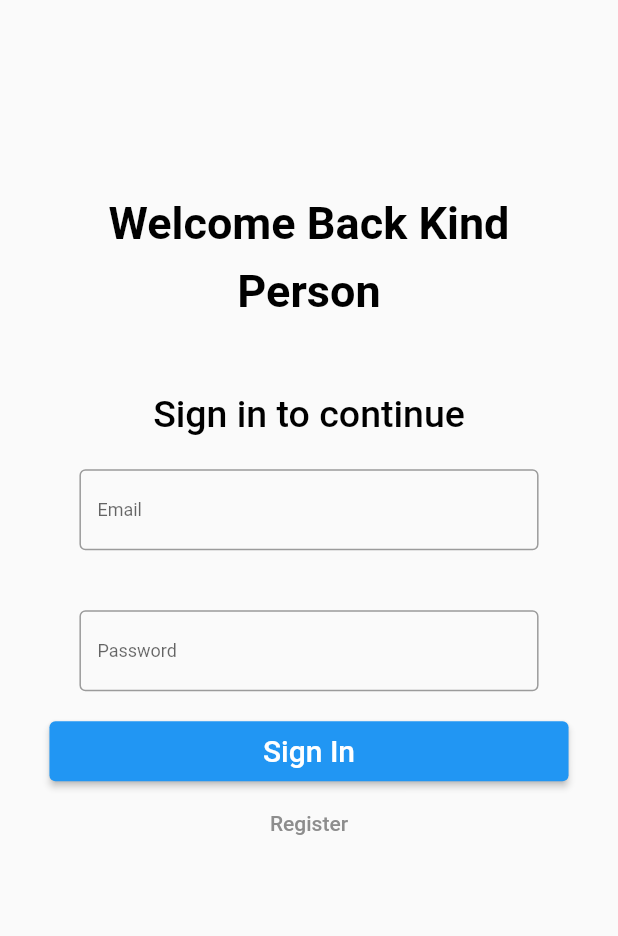
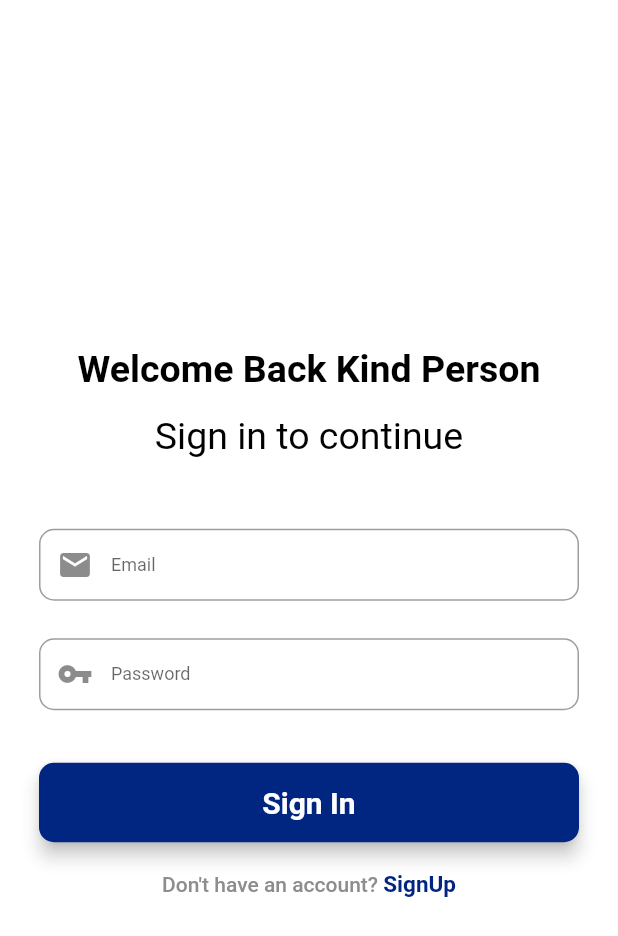
Before and after one commit to therajtiwari/BKind, a Flutter app: the Login screen opened directly, on a phone screen of 412 x 824 dp. Shown: the top 936 px of the screen. Run offline on Flutter 3.47's test engine with Material 2 defaults, Android fonts, the phone set to English and light mode, and no system bars.

Commit message:
Login page ui done

```diff
--- a/lib/main.dart
+++ b/lib/main.dart
@@ -1,5 +1,6 @@
 import 'dart:ui' as ui;
 
+import 'package:bkind/screens/login.dart';
 import 'package:bkind/screens/profile.dart';
 import 'package:bkind/screens/register.dart';
 import 'package:bkind/screens/settings.dart';
@@ -27,92 +28,7 @@ class MyApp extends StatelessWidget {
         // accentColor: colorDarkBlues,
         textTheme: screenWidth < 500 ? textThemeSmall : textThemeDefault,
       ),
-      home: const Profile(),
+      home: const Login(),
     );
   }
 }
-
-// class MyHomePage extends StatefulWidget {
-//   const MyHomePage({Key? key, required this.title}) : super(key: key);
-
-//   // This widget is the home page of your application. It is stateful, meaning
-//   // that it has a State object (defined below) that contains fields that affect
-//   // how it looks.
-
-//   // This class is the configuration for the state. It holds the values (in this
-//   // case the title) provided by the parent (in this case the App widget) and
-//   // used by the build method of the State. Fields in a Widget subclass are
-//   // always marked "final".
-
-//   final String title;
-
-//   @override
-//   State<MyHomePage> createState() => _MyHomePageState();
-// }
-
-// class _MyHomePageState extends State<MyHomePage> {
-//   int _counter = 0;
-
-//   void _incrementCounter() {
-//     setState(() {
-//       // This call to setState tells the Flutter framework that something has
-//       // changed in this State, which causes it to rerun the build method below
-//       // so that the display can reflect the updated values. If we changed
-//       // _counter without calling setState(), then the build method would not be
-//       // called again, and so nothing would appear to happen.
-//       _counter++;
-//     });
-//   }
-
-//   @override
-//   Widget build(BuildContext context) {
-//     // This method is rerun every time setState is called, for instance as done
-//     // by the _incrementCounter method above.
-//     //
-//     // The Flutter framework has been optimized to make rerunning build methods
-//     // fast, so that you can just rebuild anything that needs updating rather
-//     // than having to individually change instances of widgets.
-//     return Scaffold(
-//       appBar: AppBar(
-//         // Here we take the value from the MyHomePage object that was created by
-//         // the App.build method, and use it to set our appbar title.
-//         title: Text(widget.title),
-//       ),
-//       body: Center(
-//         // Center is a layout widget. It takes a single child and positions it
-//         // in the middle of the parent.
-//         child: Column(
-//           // Column is also a layout widget. It takes a list of children and
-//           // arranges them vertically. By default, it sizes itself to fit its
-//           // children horizontally, and tries to be as tall as its parent.
-//           //
-//           // Invoke "debug painting" (press "p" in the console, choose the
-//           // "Toggle Debug Paint" action from the Flutter Inspector in Android
-//           // Studio, or the "Toggle Debug Paint" command in Visual Studio Code)
-//           // to see the wireframe for each widget.
-//           //
-//           // Column has various properties to control how it sizes itself and
-//           // how it positions its children. Here we use mainAxisAlignment to
-//           // center the children vertically; the main axis here is the vertical
-//           // axis because Columns are vertical (the cross axis would be
-//           // horizontal).
-//           mainAxisAlignment: MainAxisAlignment.center,
-//           children: <Widget>[
-//             const Text(
-//               'You have pushed the button this many times:',
-//             ),
-//             Text(
-//               '$_counter',
-//               style: Theme.of(context).textTheme.headline4,
-//             ),
-//           ],
-//         ),
-//       ),
-//       floatingActionButton: FloatingActionButton(
-//         onPressed: _incrementCounter,
-//         tooltip: 'Increment',
-//         child: const Icon(Icons.add),
-//       ), // This trailing comma makes auto-formatting nicer for build methods.
-//     );
-//   }
-// }
--- a/lib/screens/login.dart
+++ b/lib/screens/login.dart
@@ -1,92 +1,142 @@
+import 'package:bkind/screens/register.dart';
+import 'package:bkind/utils/constants.dart';
 import 'package:flutter/material.dart';
 import '../utils/widget_functions.dart';
 
-class Login extends StatelessWidget {
+class Login extends StatefulWidget {
   const Login({Key? key}) : super(key: key);
 
+  @override
+  _LoginState createState() => _LoginState();
+}
+
+class _LoginState extends State<Login> {
+  // form key
+  final _formKey = GlobalKey<FormState>();
+
+  // editing controller
+  final TextEditingController emailController = new TextEditingController();
+  final TextEditingController passwordController = new TextEditingController();
   @override
   Widget build(BuildContext context) {
     final Size size = MediaQuery.of(context).size;
     double width = MediaQuery.of(context).size.width;
     double height = MediaQuery.of(context).size.height;
+
+    final emailField = TextFormField(
+        autofocus: false,
+        controller: emailController,
+        keyboardType: TextInputType.emailAddress,
+        onSaved: (value) {
+          emailController.text = value!;
+        },
+        textInputAction: TextInputAction.next,
+        decoration: InputDecoration(
+          prefixIcon: Icon(Icons.mail),
+          contentPadding: EdgeInsets.fromLTRB(20, 15, 20, 15),
+          hintText: "Email",
+          border: OutlineInputBorder(
+            borderRadius: BorderRadius.circular(10),
+          ),
+        ));
+
+    final passwordField = TextFormField(
+        autofocus: false,
+        controller: passwordController,
+        obscureText: true,
+        onSaved: (value) {
+          passwordController.text = value!;
+        },
+        textInputAction: TextInputAction.done,
+        decoration: InputDecoration(
+          prefixIcon: Icon(Icons.vpn_key),
+          contentPadding: EdgeInsets.fromLTRB(20, 15, 20, 15),
+          hintText: "Password",
+          border: OutlineInputBorder(
+            borderRadius: BorderRadius.circular(10),
+          ),
+        ));
+
+    final loginButton = Material(
+      elevation: 5,
+      borderRadius: BorderRadius.circular(10),
+      color: colorDarkBlue,
+      child: MaterialButton(
+          padding: EdgeInsets.fromLTRB(20, 15, 20, 15),
+          minWidth: width,
+          onPressed: () {},
+          child: Text(
+            "Sign In",
+            textAlign: TextAlign.center,
+            style: TextStyle(
+                fontSize: 20, color: Colors.white, fontWeight: FontWeight.bold),
+          )),
+    );
+
     return Scaffold(
-        body: ListView(children: [
-      Container(
-        margin: EdgeInsets.symmetric(horizontal: width * 0.08),
-        width: size.width,
-        height: size.height,
-        child: Center(
+      backgroundColor: Colors.white,
+      body: Center(
+        child: SingleChildScrollView(
+          child: Container(
+            color: Colors.white,
+            child: Padding(
+              padding: const EdgeInsets.all(26.0),
+              child: Form(
+                key: _formKey,
                 child: Column(
-            mainAxisAlignment: MainAxisAlignment.start,
-            children: [
-              addVerticalSpace(height * 0.15),
-              const Text(
+                  mainAxisAlignment: MainAxisAlignment.center,
+                  crossAxisAlignment: CrossAxisAlignment.center,
+                  children: <Widget>[
+                    Text(
                       'Welcome Back Kind Person',
                       textAlign: TextAlign.center,
                       style: TextStyle(
-                    fontSize: 30,
+                          fontSize: 25,
                           fontWeight: FontWeight.bold,
                           color: Colors.black),
                     ),
-              addVerticalSpace(height * 0.05),
+                    SizedBox(height: 7),
                     const Text(
                       'Sign in to continue',
                       style: TextStyle(
                           fontSize: 25,
                           color: Colors.black,
+                          fontWeight: FontWeight.normal),
                     ),
+                    SizedBox(height: 45),
+                    emailField,
+                    SizedBox(height: 25),
+                    passwordField,
+                    SizedBox(height: 35),
+                    loginButton,
+                    SizedBox(height: 15),
+                    Row(
+                        mainAxisAlignment: MainAxisAlignment.center,
+                        children: <Widget>[
+                          Text("Don't have an account? "),
+                          GestureDetector(
+                            onTap: () {
+                              Navigator.push(
+                                  context,
+                                  MaterialPageRoute(
+                                      builder: (context) => Register()));
+                            },
+                            child: Text(
+                              "SignUp",
+                              style: TextStyle(
+                                  color: colorDarkBlue,
+                                  fontWeight: FontWeight.bold,
+                                  fontSize: 15),
                             ),
-              Column(
-                children: [
-                  Container(
-                    margin: const EdgeInsets.all(20),
-                    child: const TextField(
-                      decoration: InputDecoration(
-                        labelText: 'Email',
-                        border: OutlineInputBorder(),
-                      ),
-                    ),
-                  ),
-                  Container(
-                    margin: const EdgeInsets.all(20),
-                    child: const TextField(
-                      decoration: InputDecoration(
-                        labelText: 'Password',
-                        border: OutlineInputBorder(),
-                      ),
-                    ),
-                  ),
-                  SizedBox(
-                    height: 40,
-                    width: 350,
-                    child: ElevatedButton(
-                      // style: style,
-                      style: const ButtonStyle(
-                          // backgroundColor:,
-
-                          ),
-                      onPressed: () {},
-                      child: const Text(
-                        'Sign In',
-                        style: TextStyle(
-                          fontSize: 20,
+                          )
+                        ])
+                  ],
                 ),
               ),
             ),
           ),
-                  addVerticalSpace(height * 0.02),
-                  InkWell(
-                    onTap: () {
-                      Navigator.pushNamed(context, "/auth/register");
-                    },
-                    child: const Text("Register"),
-                  ),
-                ],
-              ),
-            ],
         ),
       ),
-      )
-    ]));
+    );
   }
 }
```
Lines whose indentation alone changed are shown as unchanged.
